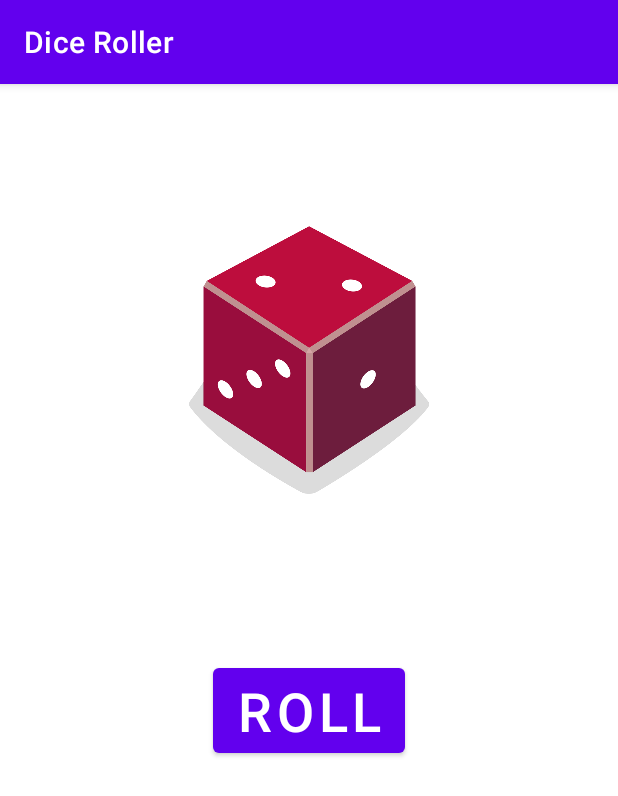
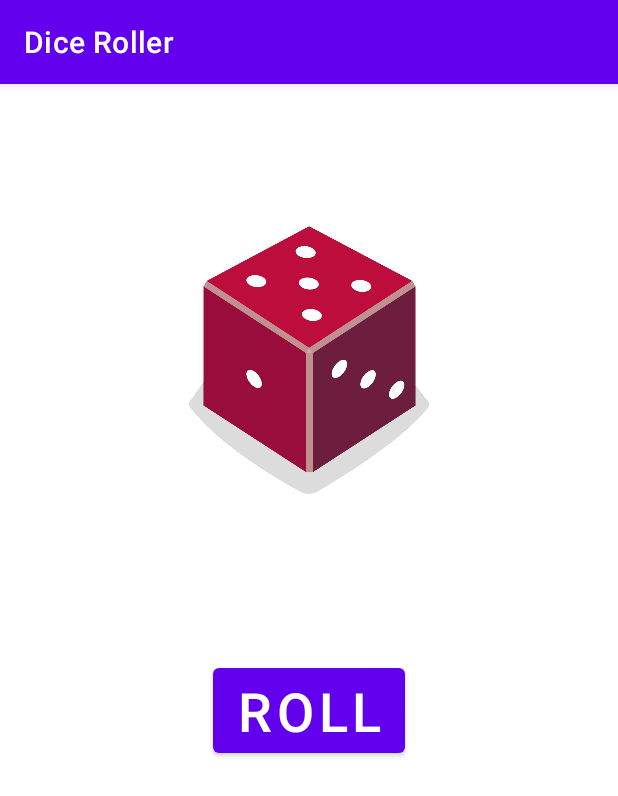
Before and after one commit to MonteiroFelicianoJoao/Roller_Dice_App, an Android app: the screen it shows after launch (MainActivity), after a tap on "ROLL", on a phone screen of 412 x 824 dp. Shown: the top 796 px of the screen. Run offline under Robolectric (Android 15) with nearby library versions, the phone set to English and light mode, and no system bars.

Commit message:
App with visual dice.

```diff
--- a/app/src/main/java/com/example/diceroller/MainActivity.kt
+++ b/app/src/main/java/com/example/diceroller/MainActivity.kt
@@ -4,7 +4,6 @@ import androidx.appcompat.app.AppCompatActivity
 import android.os.Bundle
 import android.widget.Button
 import android.widget.ImageView
-import com.example.diceroller.R.string.*
 
 
 class MainActivity : AppCompatActivity() {
@@ -13,14 +12,22 @@ class MainActivity : AppCompatActivity() {
         setContentView(R.layout.activity_main)
 
         val rollButton: Button = findViewById(R.id.button)
-        rollButton.setOnClickListener { rollDice() }
+        rollButton.setOnClickListener { diceRoll() }
     }
 
-    private fun rollDice() {
+    private fun diceRoll() {
         val dice = Dice(6)
         val diceRoll = dice.roll()
         val diceImage: ImageView = findViewById(R.id.diceImageView)
-        diceImage.setImageResource(R.drawable.dice_2)
+
+        when(diceRoll) {
+            1 -> diceImage.setImageResource(R.drawable.dice_1)
+            2 -> diceImage.setImageResource(R.drawable.dice_2)
+            3 -> diceImage.setImageResource(R.drawable.dice_3)
+            4 -> diceImage.setImageResource(R.drawable.dice_4)
+            5 -> diceImage.setImageResource(R.drawable.dice_5)
+            6 -> diceImage.setImageResource(R.drawable.dice_6)
+        }
     }
 }
 
```
